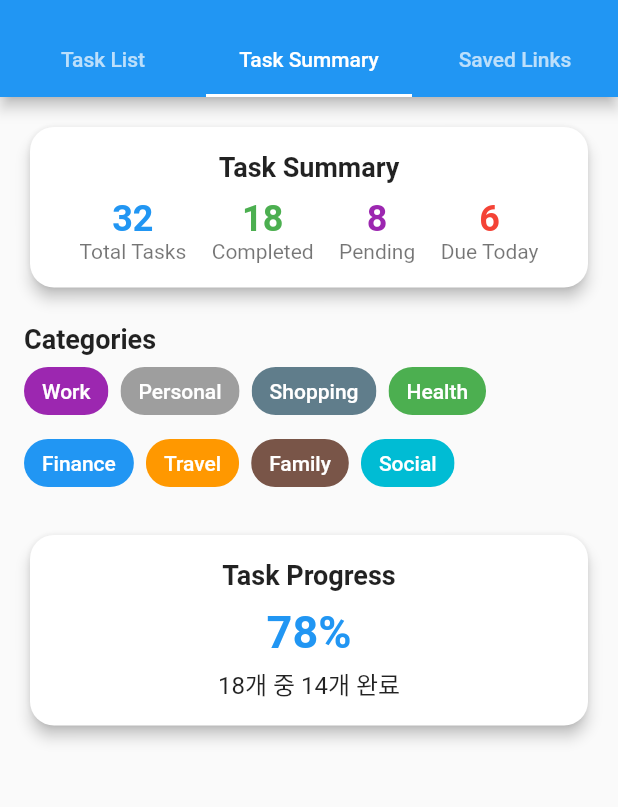
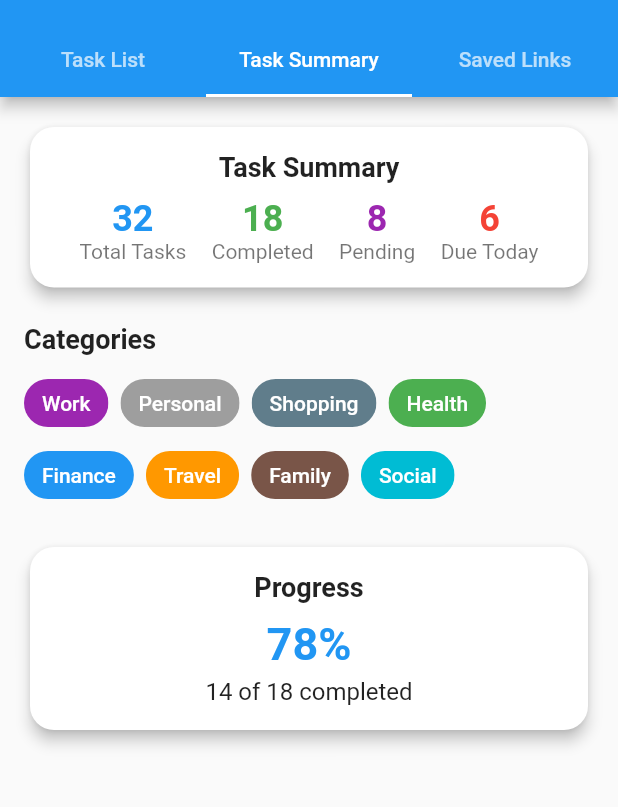
Before and after one commit to krindale/todo_bloc, a Flutter app: the screen it shows after launch, tab 2 chosen, on a phone screen of 412 x 824 dp, the part 59-866 px from its top. Run offline on Flutter 3.47's test engine with Material 3 defaults, Android fonts, the phone set to English and light mode, and no system bars; our stand-ins replace hive, hive_flutter; missing offline and left inert: flutter_inappwebview; accounts and stored records are empty.

Commit message:
[feat] 소스 코드 정리

```diff
--- a/lib/screen/task_summary_screen.dart
+++ b/lib/screen/task_summary_screen.dart
@@ -1,109 +1,27 @@
 import 'package:flutter/material.dart';
+import '../widgets/task_summary/task_statistics_card.dart';
+import '../widgets/task_summary/category_section.dart';
+import '../widgets/task_summary/progress_card.dart';
 
 /// 작업 요약을 보여주는 화면 위젯
 /// 전체 작업 현황, 카테고리 및 진행률을 표시합니다.
 class TaskSummaryScreen extends StatelessWidget {
+  const TaskSummaryScreen({Key? key}) : super(key: key);
+
   @override
   Widget build(BuildContext context) {
     return SingleChildScrollView(
       padding: EdgeInsets.all(16.0),
       child: Column(
         crossAxisAlignment: CrossAxisAlignment.start,
-        children: [
-          // 상단 작업 통계 카드
-          Card(
-            elevation: 4,
-            shape: RoundedRectangleBorder(borderRadius: BorderRadius.circular(16)),
-            child: Padding(
-              padding: EdgeInsets.all(16.0),
-              child: Column(
-                children: [
-                  Text('Task Summary', style: TextStyle(fontSize: 18, fontWeight: FontWeight.bold)),
-                  SizedBox(height: 10),
-                  // 작업 현황 요약 (전체, 완료, 대기, 오늘 마감)
-                  Row(
-                    mainAxisAlignment: MainAxisAlignment.spaceEvenly,
-                    children: [
-                      taskInfo('32', 'Total Tasks', Colors.blue),
-                      taskInfo('18', 'Completed', Colors.green),
-                      taskInfo('8', 'Pending', Colors.purple),
-                      taskInfo('6', 'Due Today', Colors.red),
-                    ],
-                  ),
-                ],
-              ),
-            ),
-          ),
-
+        children: const [
+          TaskStatisticsCard(),
           SizedBox(height: 20),
-
-          // 작업 카테고리 섹션
-          Text('Categories', style: TextStyle(fontSize: 18, fontWeight: FontWeight.bold)),
-          // 카테고리 칩 목록
-          Wrap(
-            spacing: 8.0,
-            children: [
-              categoryChip('Work', Colors.purple),
-              categoryChip('Personal', Colors.grey),
-              categoryChip('Shopping', Colors.blueGrey),
-              categoryChip('Health', Colors.green),
-              categoryChip('Finance', Colors.blue),
-              categoryChip('Travel', Colors.orange),
-              categoryChip('Family', Colors.brown),
-              categoryChip('Social', Colors.cyan),
-            ],
-          ),
-
+          CategorySection(),
           SizedBox(height: 20),
-
-          // 작업 진행률 카드
-          Card(
-            elevation: 4,
-            shape: RoundedRectangleBorder(borderRadius: BorderRadius.circular(16)),
-            child: Padding(
-              padding: EdgeInsets.all(16.0),
-              child: Column(
-                children: [
-                  Text('Task Progress', style: TextStyle(fontSize: 18, fontWeight: FontWeight.bold)),
-                  SizedBox(height: 10),
-                  Center(
-                    child: Column(
-                      children: [
-                        Text('78%', style: TextStyle(fontSize: 30, fontWeight: FontWeight.bold, color: Colors.blue)),
-                        SizedBox(height: 5),
-                        Text('18개 중 14개 완료', style: TextStyle(fontSize: 16)),
-                      ],
-                    ),
-                  ),
-                ],
-              ),
-            ),
-          ),
+          ProgressCard(),
         ],
       ),
     );
   }
-
-  /// 작업 정보를 표시하는 위젯을 생성합니다.
-  /// [value]: 표시할 숫자 값
-  /// [label]: 설명 레이블
-  /// [color]: 숫자의 색상
-  Widget taskInfo(String value, String label, Color color) {
-    return Column(
-      children: [
-        Text(value, style: TextStyle(fontSize: 24, fontWeight: FontWeight.bold, color: color)),
-        Text(label, style: TextStyle(fontSize: 14, color: Colors.black54)),
-      ],
-    );
-  }
-
-  /// 카테고리 칩 위젯을 생성합니다.
-  /// [label]: 카테고리 이름
-  /// [color]: 칩의 배경색
-  Widget categoryChip(String label, Color color) {
-    return Chip(
-      label: Text(label, style: TextStyle(color: Colors.white)),
-      backgroundColor: color,
-    );
-  }
 }
--- a/lib/screen/todo_screen.dart
+++ b/lib/screen/todo_screen.dart
@@ -1,7 +1,7 @@
 import 'package:flutter/material.dart';
 
-import '../component/task_input.dart';
-import '../component/task_list.dart';
+import '../widgets/todo_screen/task_input.dart';
+import '../widgets/todo_screen/task_list.dart';
 
 import '../../../model/todo_item.dart';
 import '../../../util/todo_database.dart';
--- /dev/null
+++ b/lib/widgets/task_summary/category_chip.dart
@@ -0,0 +1,21 @@
+import 'package:flutter/material.dart';
+
+/// 카테고리 칩 위젯
+class CategoryChip extends StatelessWidget {
+  final String label;
+  final Color color;
+
+  const CategoryChip({
+    Key? key,
+    required this.label,
+    required this.color,
+  }) : super(key: key);
+
+  @override
+  Widget build(BuildContext context) {
+    return Chip(
+      label: Text(label, style: TextStyle(color: Colors.white)),
+      backgroundColor: color,
+    );
+  }
+}
--- /dev/null
+++ b/lib/widgets/task_summary/category_section.dart
@@ -0,0 +1,32 @@
+import 'package:flutter/material.dart';
+import 'category_chip.dart';
+
+/// 작업 카테고리 섹션을 표시하는 위젯
+class CategorySection extends StatelessWidget {
+  const CategorySection({Key? key}) : super(key: key);
+
+  @override
+  Widget build(BuildContext context) {
+    return Column(
+      crossAxisAlignment: CrossAxisAlignment.start,
+      children: [
+        Text('Categories',
+            style: TextStyle(fontSize: 18, fontWeight: FontWeight.bold)),
+        SizedBox(height: 8),
+        Wrap(
+          spacing: 8.0,
+          children: const [
+            CategoryChip(label: 'Work', color: Colors.purple),
+            CategoryChip(label: 'Personal', color: Colors.grey),
+            CategoryChip(label: 'Shopping', color: Colors.blueGrey),
+            CategoryChip(label: 'Health', color: Colors.green),
+            CategoryChip(label: 'Finance', color: Colors.blue),
+            CategoryChip(label: 'Travel', color: Colors.orange),
+            CategoryChip(label: 'Family', color: Colors.brown),
+            CategoryChip(label: 'Social', color: Colors.cyan),
+          ],
+        ),
+      ],
+    );
+  }
+}
--- /dev/null
+++ b/lib/widgets/task_summary/progress_card.dart
@@ -0,0 +1,39 @@
+import 'package:flutter/material.dart';
+
+/// 작업 진행률을 표시하는 카드 위젯
+class ProgressCard extends StatelessWidget {
+  const ProgressCard({Key? key}) : super(key: key);
+
+  @override
+  Widget build(BuildContext context) {
+    return Card(
+      elevation: 4,
+      shape: RoundedRectangleBorder(borderRadius: BorderRadius.circular(16)),
+      child: Padding(
+        padding: EdgeInsets.all(16.0),
+        child: Column(
+          children: [
+            Text('Progress',
+                style: TextStyle(fontSize: 18, fontWeight: FontWeight.bold)),
+            SizedBox(height: 10),
+            Center(
+              child: Column(
+                children: const [
+                  Text('78%',
+                      style: TextStyle(
+                        fontSize: 30,
+                        fontWeight: FontWeight.bold,
+                        color: Colors.blue,
+                      )),
+                  SizedBox(height: 5),
+                  Text('14 of 18 completed',
+                      style: TextStyle(fontSize: 16)),
+                ],
+              ),
+            ),
+          ],
+        ),
+      ),
+    );
+  }
+}
--- /dev/null
+++ b/lib/widgets/task_summary/task_info_item.dart
@@ -0,0 +1,35 @@
+import 'package:flutter/material.dart';
+
+/// 작업 정보 아이템을 표시하는 위젯
+class TaskInfoItem extends StatelessWidget {
+  final String value;
+  final String label;
+  final Color color;
+
+  const TaskInfoItem({
+    Key? key,
+    required this.value,
+    required this.label,
+    required this.color,
+  }) : super(key: key);
+
+  @override
+  Widget build(BuildContext context) {
+    return Column(
+      children: [
+        Text(
+          value,
+          style: TextStyle(
+            fontSize: 24,
+            fontWeight: FontWeight.bold,
+            color: color,
+          ),
+        ),
+        Text(
+          label,
+          style: TextStyle(fontSize: 14, color: Colors.black54),
+        ),
+      ],
+    );
+  }
+}
--- /dev/null
+++ b/lib/widgets/task_summary/task_statistics_card.dart
@@ -0,0 +1,34 @@
+import 'package:flutter/material.dart';
+import 'task_info_item.dart';
+
+/// 작업 통계를 보여주는 카드 위젯
+class TaskStatisticsCard extends StatelessWidget {
+  const TaskStatisticsCard({Key? key}) : super(key: key);
+
+  @override
+  Widget build(BuildContext context) {
+    return Card(
+      elevation: 4,
+      shape: RoundedRectangleBorder(borderRadius: BorderRadius.circular(16)),
+      child: Padding(
+        padding: EdgeInsets.all(16.0),
+        child: Column(
+          children: [
+            Text('Task Summary',
+                style: TextStyle(fontSize: 18, fontWeight: FontWeight.bold)),
+            SizedBox(height: 10),
+            Row(
+              mainAxisAlignment: MainAxisAlignment.spaceEvenly,
+              children: const [
+                TaskInfoItem(value: '32', label: 'Total Tasks', color: Colors.blue),
+                TaskInfoItem(value: '18', label: 'Completed', color: Colors.green),
+                TaskInfoItem(value: '8', label: 'Pending', color: Colors.purple),
+                TaskInfoItem(value: '6', label: 'Due Today', color: Colors.red),
+              ],
+            ),
+          ],
+        ),
+      ),
+    );
+  }
+}
--- a/lib/component/task_card.dart
+++ b/lib/widgets/todo_screen/task_card.dart
@@ -1,6 +1,6 @@
 import 'package:flutter/material.dart';
 import 'package:intl/intl.dart';
-import '../../../model/todo_item.dart';
+import '../../../../model/todo_item.dart';
 
 // 3. Task Card Widget
 class TaskCard extends StatelessWidget {
--- a/lib/component/task_list.dart
+++ b/lib/widgets/todo_screen/task_list.dart
@@ -1,6 +1,6 @@
 import 'package:flutter/material.dart';
 import 'task_card.dart';
-import '../../../model/todo_item.dart';
+import '../../../../model/todo_item.dart';
 
 // 4. Task List Widget
 class TaskList extends StatelessWidget {
```
Also changed, not shown: lib/widgets/todo_screen/priority_selector.dart (renamed from lib/component/priority_selector.dart), lib/widgets/todo_screen/task_input.dart (renamed from lib/component/task_input.dart), 2 other files.
